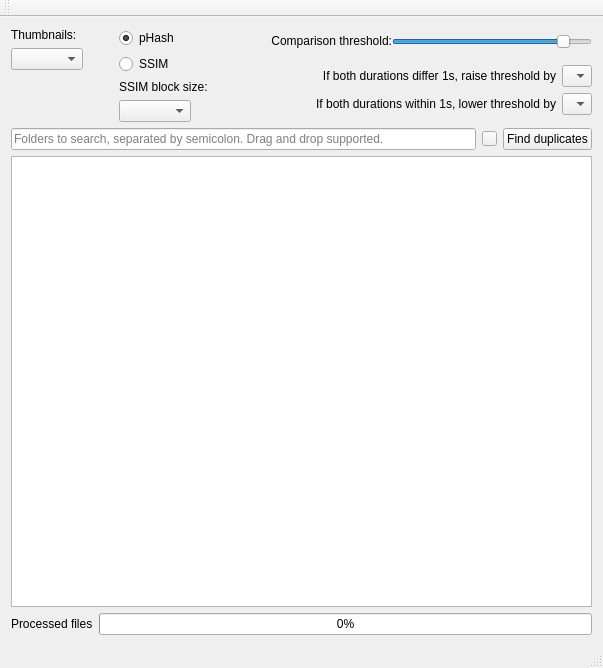
Old version of the form mainwindow.ui in the repository theophanemayaud/video-simili-duplicate-cleaner.
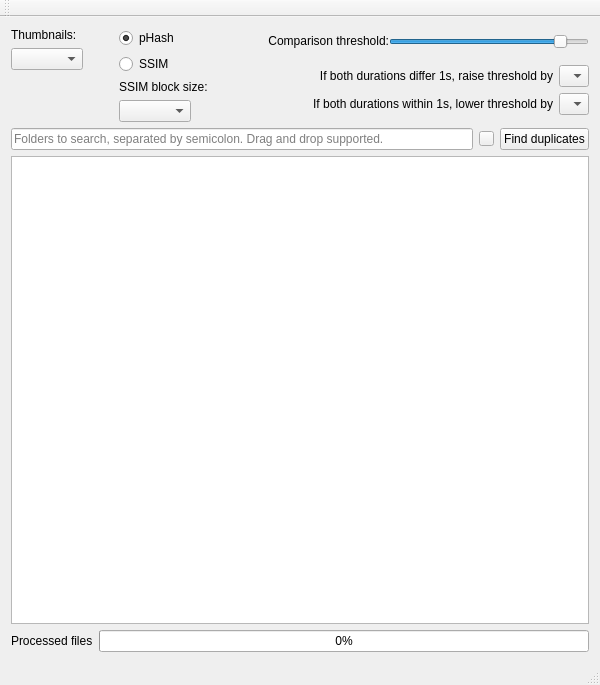
New version of the form.

Commit message:
Stop counting as soon as matching video is found
Also resize main window so the message is visible

```diff
--- a/mainwindow.ui
+++ b/mainwindow.ui
@@ -6,8 +6,8 @@
    <rect>
     <x>0</x>
     <y>0</y>
-    <width>603</width>
-    <height>668</height>
+    <width>600</width>
+    <height>685</height>
    </rect>
   </property>
   <property name="sizePolicy">
```
Left out of the diff: 2 changed lines with no effect on the pictures. The commit also changes 1 other file.
